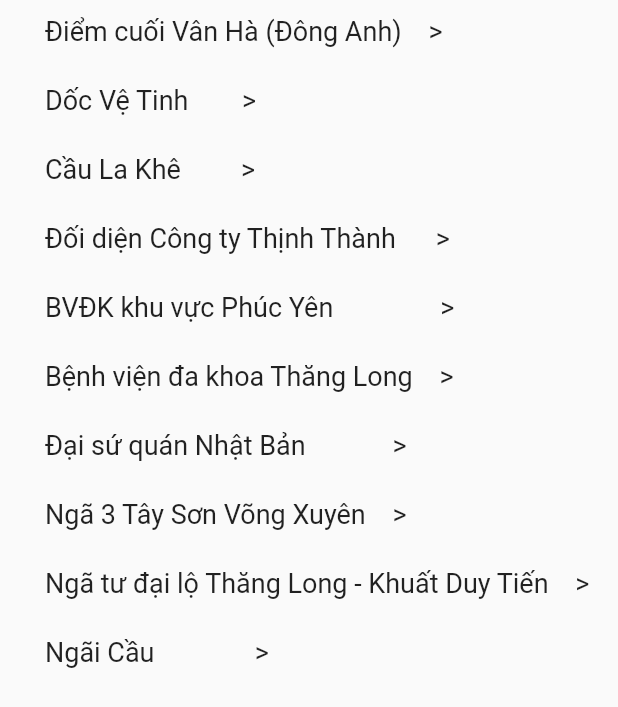
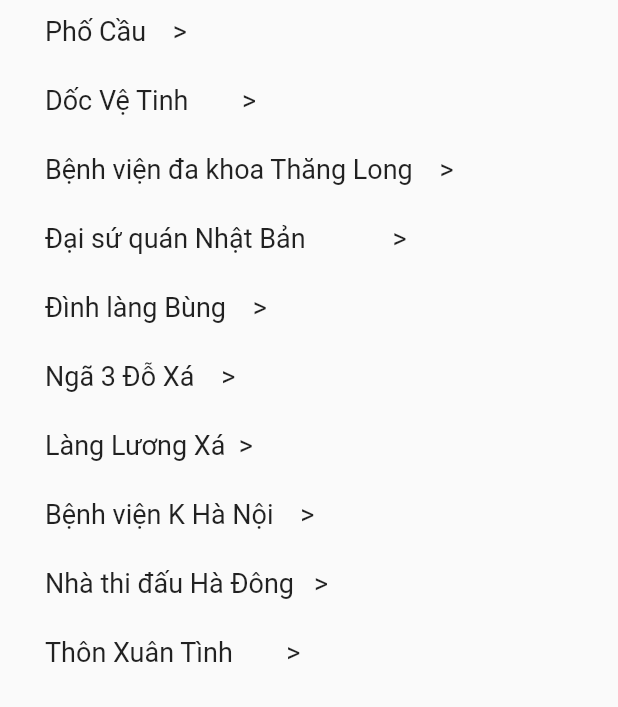
Before and after one commit to skyuk46/bus_finder, a Flutter app: the BusStopList widget shown alone on an empty page, opened directly, on a phone screen of 412 x 824 dp. Shown: the top 707 px of the screen. Run offline on Flutter 3.47's test engine with Material 2 defaults, Android fonts, the phone set to English and light mode, and no system bars; our stand-ins replace cloud_firestore, firebase_core, ionicons; accounts and stored records are empty.

Commit message:
Version 2.0

```diff
--- a/lib/main.dart
+++ b/lib/main.dart
@@ -6,6 +6,7 @@ import 'package:bus_finder/CNG02.dart';
 import 'package:bus_finder/CNG03.dart';
 import 'package:bus_finder/CNG04.dart';
 import 'package:bus_finder/busRoute.dart';
+import 'package:bus_finder/stopInfo.dart';
 import 'package:firebase_core/firebase_core.dart';
 
 void main() async{
@@ -80,44 +81,36 @@ List<String> bus_route_search = [
 ];
 
 List<String> bus_stop_base = [
-  'Điểm cuối Vân Hà (Đông Anh)    >',
+  'Phố cầu    >',
   'Dốc Vệ Tinh        >',
-  'Cầu La Khê         >',
-  'Đối diện Công ty Thịnh Thành      >',
-  'BVĐK khu vực Phúc Yên                >',
   'Bệnh viện đa khoa Thăng Long    >',
   'Đại sứ quán Nhật Bản             >',
-  'Ngã 3 Tây Sơn Võng Xuyên    >',
-  'Ngã tư đại lộ Thăng Long - Khuất Duy Tiến    >',
-  'Ngãi Cầu               >',
-  'Metro Hà Đông    >',
   'Đình làng Bùng    >',
-  'Đối diện Đường vào Học Viện Phòng Không Không Quân - Công ty Thịnh Cường    >',
   'Ngã 3 Đỗ Xá    >',
-  'Nhà CT2B Khu đô thị Văn Quán    >',
-  'Trường THCS Đông Ng      >',
-  'Bến xe Lương Yên               >',
-  'Nhà máy nước Đông Dư    >',
+  'Làng Lương Xá  >',
+  'Bệnh viện K Hà Nội    >',
+  'Nhà thi đấu Hà Đông   >',
+  'Thôn Xuân Tình        >',
+  'Đình Nam Dư Hạ        >',
+  'Bưu cục Trâu Quỳ      >',
+  'Đại học Hà Nội        >',
+  'Nhà D10        >',
 ];
 List<String> bus_stop_search = [
-  'Điểm cuối Vân Hà (Đông Anh)    >',
+  'Phố Cầu    >',
   'Dốc Vệ Tinh        >',
-  'Cầu La Khê         >',
-  'Đối diện Công ty Thịnh Thành      >',
-  'BVĐK khu vực Phúc Yên                >',
   'Bệnh viện đa khoa Thăng Long    >',
   'Đại sứ quán Nhật Bản             >',
-  'Ngã 3 Tây Sơn Võng Xuyên    >',
-  'Ngã tư đại lộ Thăng Long - Khuất Duy Tiến    >',
-  'Ngãi Cầu               >',
-  'Metro Hà Đông    >',
   'Đình làng Bùng    >',
-  'Đối diện Đường vào Học Viện Phòng Không Không Quân - Công ty Thịnh Cường    >',
   'Ngã 3 Đỗ Xá    >',
-  'Nhà CT2B Khu đô thị Văn Quán    >',
-  'Trường THCS Đông Ng      >',
-  'Bến xe Lương Yên               >',
-  'Nhà máy nước Đông Dư    >',
+  'Làng Lương Xá  >',
+  'Bệnh viện K Hà Nội    >',
+  'Nhà thi đấu Hà Đông   >',
+  'Thôn Xuân Tình        >',
+  'Đình Nam Dư Hạ        >',
+  'Bưu cục Trâu Quỳ      >',
+  'Đại học Hà Nội        >',
+  'Nhà D10        >',
 ];
 
 class _MyHomePageState extends State<MyHomePage> {
@@ -288,6 +281,7 @@ class _MyHomePageState extends State<MyHomePage> {
         ),
       ),
       body: ListView(
+        shrinkWrap: true,
         children: <Widget>[
           widget1,
           widget2,
@@ -462,8 +456,11 @@ class _SearchStopBar extends State<SearchStopBar> {
 
 class BusStopList extends StatelessWidget {
 
-  void BusStop(String stop) {
-
+  _showDialog(BuildContext context, String x) {
+    showDialog(
+        context: context,
+        builder: (context) => new stopInfo(x)
+    );
   }
 
   @override
@@ -477,7 +474,7 @@ class BusStopList extends StatelessWidget {
               for (var x in bus_stop_search)
                 InkWell(
                     onTap: () {
-                      BusStop(x);
+                      _showDialog(context, x);
                     },
                     child: Padding(
                         padding: EdgeInsets.only(top: 10, bottom: 15, left: 30),
--- /dev/null
+++ b/lib/stopInfo.dart
@@ -0,0 +1,127 @@
+import 'package:flutter/cupertino.dart';
+import 'package:flutter/material.dart';
+import 'package:ionicons/ionicons.dart';
+import 'package:cloud_firestore/cloud_firestore.dart';
+import 'package:bus_finder/busRoute.dart';
+
+class stopInfo extends StatefulWidget {
+
+  stopInfo(this.stop);
+  String stop;
+
+  _stopInfo createState() => new _stopInfo();
+}
+
+class _stopInfo extends State<stopInfo> {
+  CollectionReference users = FirebaseFirestore.instance.collection('busStop');
+
+  @override
+  Widget build(BuildContext context) {
+    String stop;
+    if (widget.stop == "Phố Cầu    >") {
+      stop = "Phố Cầu";
+    }
+    else if (widget.stop == "Dốc Vệ Tinh        >") {
+      stop = "Dốc Vệ Tinh";
+    }
+    else if (widget.stop == "Bệnh viện đa khoa Thăng Long    >") {
+      stop = "BVĐK Thăng Long";
+    }
+    else if (widget.stop == "Đại sứ quán Nhật Bản             >") {
+      stop = "Sứ quán Nhật Bản";
+    }
+    else if (widget.stop == "Đình làng Bùng    >") {
+      stop = 'Đình làng Bùng';
+    }
+    else if (widget.stop == "Ngã 3 Đỗ Xá    >") {
+      stop = 'Ngã 3 Đỗ Xá';
+    }
+    else if (widget.stop == "Làng Lương Xá  >") {
+      stop = 'Làng Lương Xá';
+    }
+    else if (widget.stop == "Bệnh viện K Hà Nội    >") {
+      stop = "Bệnh viện K Hà Nội";
+    }
+    else if (widget.stop == "Nhà thi đấu Hà Đông   >") {
+      stop = "Nhà thi đấu Hà Đông";
+    }
+    else if (widget.stop == "Thôn Xuân Tình        >") {
+      stop = "Thôn Xuân Tình";
+    }
+    else if (widget.stop ==   'Đình Nam Dư Hạ        >'){
+      stop = "Đình Nam Dư Hạ";
+    }
+    else if (widget.stop == "Bưu cục Trâu Quỳ      >") {
+      stop = "Bưu cục Trâu Quỳ";
+    }
+    else if (widget.stop == "Đại học Hà Nội        >") {
+      stop = "Đại học Hà Nội";
+    }
+    else if (widget.stop == "Nhà D10        >") {
+      stop = "Nhà D10";
+    }
+
+    return FutureBuilder<DocumentSnapshot>(
+        future: users.doc(stop).get(),
+        builder:
+            (BuildContext context, AsyncSnapshot<DocumentSnapshot> snapshot) {
+          if (snapshot.hasError) {
+            return Text("Something went wrong");
+          }
+
+          if (snapshot.hasData && !snapshot.data.exists) {
+            return Text("Document does not exist");
+          }
+
+          if (snapshot.connectionState == ConnectionState.done) {
+            Map<String, dynamic> data = snapshot.data.data();
+            return AlertDialog(
+              title: Text(data["title"], textAlign: TextAlign.center,),
+              content: Wrap(
+                children: [
+                  Align(
+                    alignment: Alignment.center,
+                    child: Text("Có " + data["numberOfRoute"] + " tuyến đi qua", style: TextStyle(fontWeight: FontWeight.bold),),
+                  ),
+                  Align(
+                    alignment: Alignment.center,
+                    child: Container(
+                        height: 200,
+                        width: 250,
+                        child: ListView.separated(
+                          scrollDirection: Axis.vertical,
+                          shrinkWrap: true,
+                          itemCount: int.parse(data["numberOfRoute"]),
+                          itemBuilder: (context, index) {
+                            return ListTile(
+                              leading: Text((index + 1).toString()),
+                              title: InkWell(
+                                onTap: () {
+                                  if (Navigator.of(context).canPop()) {
+                                    Navigator.of(context).pop();
+                                  }
+
+                                  Navigator.of(context).push(MaterialPageRoute(
+                                      builder: (BuildContext context) => new busRoute(data["busRoute" + (index + 1).toString()]))
+                                  );
+                                },
+                                child: Text("Xem tuyến " + data[(index + 1).toString()]),
+                              ),
+                              trailing: Icon(Ionicons.bus, color: Colors.blue,),
+                            );
+                          },
+                          separatorBuilder: (context, index) {
+                            return Divider();
+                          },
+                        )
+                    ),
+                  )
+                ],
+              ),
+            );
+          }
+          return Text("loading");
+        }
+    );
+  }
+}
```
